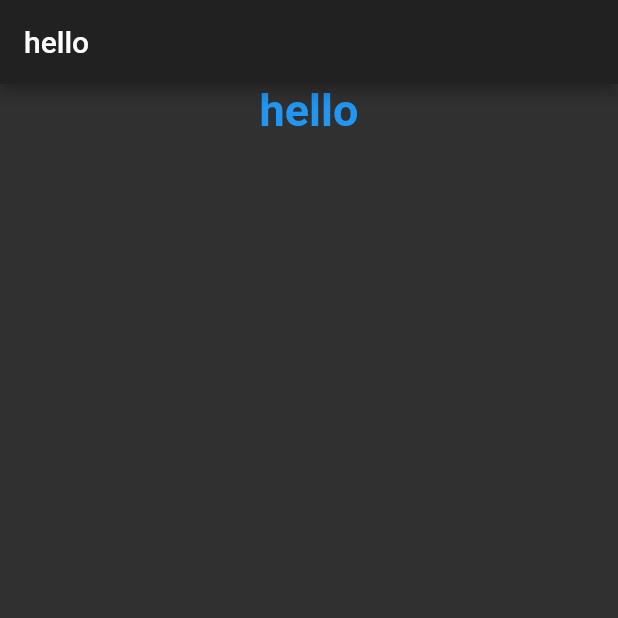
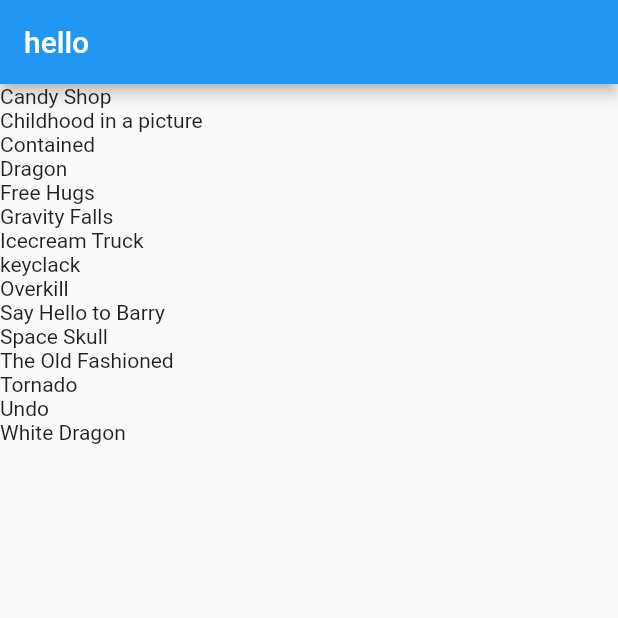
Before and after one commit to Amyuan23/flutter-demo, a Flutter app: the screen it shows after launch, on a phone screen of 412 x 824 dp, the top half of it. Run offline on Flutter 3.47's test engine with Material 2 defaults, Android fonts, the phone set to English and light mode, and no system bars.

Commit message:
列表view

```diff
--- a/demo/lib/main.dart
+++ b/demo/lib/main.dart
@@ -1,4 +1,5 @@
 import 'package:flutter/material.dart';
+import './model/post.dart';
 
 // 入口文件
 // void 不返回值
@@ -11,17 +12,25 @@ class MyApp extends StatelessWidget {
     return new MaterialApp(
         title: 'Welcome to Flutter',
         // Scaffold部分有页面顶部底部工具栏
-        home: new Scaffold(
-          appBar: new AppBar(
-            title: new Text(Strings.hello),
-          ),
-          body: new Column(
-            children: <Widget>[
-              Hello(),
-            ],
-          ),
-        ),
-        theme: ThemeData.dark());
+        home: Home(),
+        theme: ThemeData.light());
+  }
+}
+
+class Home extends StatelessWidget {
+  Widget _listItemBuilder(BuildContext context, int index) {
+    return Text(posts[index].title);
+  }
+
+  @override
+  Widget build(BuildContext context) {
+    return new Scaffold(
+      appBar: new AppBar(
+        title: new Text(Strings.hello),
+      ),
+      body: ListView.builder(
+          itemCount: posts.length, itemBuilder: _listItemBuilder),
+    );
   }
 }
 
--- /dev/null
+++ b/demo/lib/model/post.dart
@@ -0,0 +1,123 @@
+class Post {
+  Post({
+    this.title,
+    this.author,
+    this.imageUrl,
+    this.description,
+  });
+
+  final String title;
+  final String author;
+  final String imageUrl;
+  final String description;
+
+  bool selected = false;
+}
+
+final List<Post> posts = [
+  Post(
+    title: 'Candy Shop',
+    author: 'Mohamed Chahin',
+    description:
+        'Esse ut nulla velit reprehenderit veniam sint nostrud nulla exercitation ipsum. Officia deserunt aliquip aliquip excepteur eiusmod dolor. Elit amet ipsum labore sint occaecat dolore tempor officia irure voluptate ad. Veniam laboris deserunt aute excepteur sit deserunt dolor esse dolor velit sint nulla anim ut. Reprehenderit voluptate adipisicing culpa magna ea nulla ullamco consectetur. Cupidatat adipisicing consequat adipisicing sit consectetur dolor occaecat.',
+    imageUrl: 'https://resources.ninghao.org/images/candy-shop.jpg',
+  ),
+  Post(
+    title: 'Childhood in a picture',
+    author: 'Mohamed Chahin',
+    description:
+        'Esse ut nulla velit reprehenderit veniam sint nostrud nulla exercitation ipsum. Officia deserunt aliquip aliquip excepteur eiusmod dolor. Elit amet ipsum labore sint occaecat dolore tempor officia irure voluptate ad. Veniam laboris deserunt aute excepteur sit deserunt dolor esse dolor velit sint nulla anim ut. Reprehenderit voluptate adipisicing culpa magna ea nulla ullamco consectetur. Cupidatat adipisicing consequat adipisicing sit consectetur dolor occaecat.',
+    imageUrl: 'https://resources.ninghao.org/images/childhood-in-a-picture.jpg',
+  ),
+  Post(
+    title: 'Contained',
+    author: 'Mohamed Chahin',
+    description:
+        'Esse ut nulla velit reprehenderit veniam sint nostrud nulla exercitation ipsum. Officia deserunt aliquip aliquip excepteur eiusmod dolor. Elit amet ipsum labore sint occaecat dolore tempor officia irure voluptate ad. Veniam laboris deserunt aute excepteur sit deserunt dolor esse dolor velit sint nulla anim ut. Reprehenderit voluptate adipisicing culpa magna ea nulla ullamco consectetur. Cupidatat adipisicing consequat adipisicing sit consectetur dolor occaecat.',
+    imageUrl: 'https://resources.ninghao.org/images/contained.jpg',
+  ),
+  Post(
+    title: 'Dragon',
+    author: 'Mohamed Chahin',
+    description:
+        'Esse ut nulla velit reprehenderit veniam sint nostrud nulla exercitation ipsum. Officia deserunt aliquip aliquip excepteur eiusmod dolor. Elit amet ipsum labore sint occaecat dolore tempor officia irure voluptate ad. Veniam laboris deserunt aute excepteur sit deserunt dolor esse dolor velit sint nulla anim ut. Reprehenderit voluptate adipisicing culpa magna ea nulla ullamco consectetur. Cupidatat adipisicing consequat adipisicing sit consectetur dolor occaecat.',
+    imageUrl: 'https://resources.ninghao.org/images/dragon.jpg',
+  ),
+  Post(
+    title: 'Free Hugs',
+    author: 'Mohamed Chahin',
+    description:
+        'Esse ut nulla velit reprehenderit veniam sint nostrud nulla exercitation ipsum. Officia deserunt aliquip aliquip excepteur eiusmod dolor. Elit amet ipsum labore sint occaecat dolore tempor officia irure voluptate ad. Veniam laboris deserunt aute excepteur sit deserunt dolor esse dolor velit sint nulla anim ut. Reprehenderit voluptate adipisicing culpa magna ea nulla ullamco consectetur. Cupidatat adipisicing consequat adipisicing sit consectetur dolor occaecat.',
+    imageUrl: 'https://resources.ninghao.org/images/free_hugs.jpg',
+  ),
+  Post(
+    title: 'Gravity Falls',
+    author: 'Mohamed Chahin',
+    description:
+        'Esse ut nulla velit reprehenderit veniam sint nostrud nulla exercitation ipsum. Officia deserunt aliquip aliquip excepteur eiusmod dolor. Elit amet ipsum labore sint occaecat dolore tempor officia irure voluptate ad. Veniam laboris deserunt aute excepteur sit deserunt dolor esse dolor velit sint nulla anim ut. Reprehenderit voluptate adipisicing culpa magna ea nulla ullamco consectetur. Cupidatat adipisicing consequat adipisicing sit consectetur dolor occaecat.',
+    imageUrl: 'https://resources.ninghao.org/images/gravity-falls.png',
+  ),
+  Post(
+    title: 'Icecream Truck',
+    author: 'Mohamed Chahin',
+    description:
+        'Esse ut nulla velit reprehenderit veniam sint nostrud nulla exercitation ipsum. Officia deserunt aliquip aliquip excepteur eiusmod dolor. Elit amet ipsum labore sint occaecat dolore tempor officia irure voluptate ad. Veniam laboris deserunt aute excepteur sit deserunt dolor esse dolor velit sint nulla anim ut. Reprehenderit voluptate adipisicing culpa magna ea nulla ullamco consectetur. Cupidatat adipisicing consequat adipisicing sit consectetur dolor occaecat.',
+    imageUrl: 'https://resources.ninghao.org/images/icecreamtruck.png',
+  ),
+  Post(
+    title: 'keyclack',
+    author: 'Mohamed Chahin',
+    description:
+        'Esse ut nulla velit reprehenderit veniam sint nostrud nulla exercitation ipsum. Officia deserunt aliquip aliquip excepteur eiusmod dolor. Elit amet ipsum labore sint occaecat dolore tempor officia irure voluptate ad. Veniam laboris deserunt aute excepteur sit deserunt dolor esse dolor velit sint nulla anim ut. Reprehenderit voluptate adipisicing culpa magna ea nulla ullamco consectetur. Cupidatat adipisicing consequat adipisicing sit consectetur dolor occaecat.',
+    imageUrl: 'https://resources.ninghao.org/images/keyclack.jpg',
+  ),
+  Post(
+    title: 'Overkill',
+    author: 'Mohamed Chahin',
+    description:
+        'Esse ut nulla velit reprehenderit veniam sint nostrud nulla exercitation ipsum. Officia deserunt aliquip aliquip excepteur eiusmod dolor. Elit amet ipsum labore sint occaecat dolore tempor officia irure voluptate ad. Veniam laboris deserunt aute excepteur sit deserunt dolor esse dolor velit sint nulla anim ut. Reprehenderit voluptate adipisicing culpa magna ea nulla ullamco consectetur. Cupidatat adipisicing consequat adipisicing sit consectetur dolor occaecat.',
+    imageUrl: 'https://resources.ninghao.org/images/overkill.png',
+  ),
+  Post(
+    title: 'Say Hello to Barry',
+    author: 'Mohamed Chahin',
+    description:
+        'Esse ut nulla velit reprehenderit veniam sint nostrud nulla exercitation ipsum. Officia deserunt aliquip aliquip excepteur eiusmod dolor. Elit amet ipsum labore sint occaecat dolore tempor officia irure voluptate ad. Veniam laboris deserunt aute excepteur sit deserunt dolor esse dolor velit sint nulla anim ut. Reprehenderit voluptate adipisicing culpa magna ea nulla ullamco consectetur. Cupidatat adipisicing consequat adipisicing sit consectetur dolor occaecat.',
+    imageUrl: 'https://resources.ninghao.org/images/say-hello-to-barry.jpg',
+  ),
+  Post(
+    title: 'Space Skull',
+    author: 'Mohamed Chahin',
+    description:
+        'Esse ut nulla velit reprehenderit veniam sint nostrud nulla exercitation ipsum. Officia deserunt aliquip aliquip excepteur eiusmod dolor. Elit amet ipsum labore sint occaecat dolore tempor officia irure voluptate ad. Veniam laboris deserunt aute excepteur sit deserunt dolor esse dolor velit sint nulla anim ut. Reprehenderit voluptate adipisicing culpa magna ea nulla ullamco consectetur. Cupidatat adipisicing consequat adipisicing sit consectetur dolor occaecat.',
+    imageUrl: 'https://resources.ninghao.org/images/space-skull.jpg',
+  ),
+  Post(
+    title: 'The Old Fashioned',
+    author: 'Mohamed Chahin',
+    description:
+        'Esse ut nulla velit reprehenderit veniam sint nostrud nulla exercitation ipsum. Officia deserunt aliquip aliquip excepteur eiusmod dolor. Elit amet ipsum labore sint occaecat dolore tempor officia irure voluptate ad. Veniam laboris deserunt aute excepteur sit deserunt dolor esse dolor velit sint nulla anim ut. Reprehenderit voluptate adipisicing culpa magna ea nulla ullamco consectetur. Cupidatat adipisicing consequat adipisicing sit consectetur dolor occaecat.',
+    imageUrl: 'https://resources.ninghao.org/images/the-old-fashioned.png',
+  ),
+  Post(
+    title: 'Tornado',
+    author: 'Mohamed Chahin',
+    description:
+        'Esse ut nulla velit reprehenderit veniam sint nostrud nulla exercitation ipsum. Officia deserunt aliquip aliquip excepteur eiusmod dolor. Elit amet ipsum labore sint occaecat dolore tempor officia irure voluptate ad. Veniam laboris deserunt aute excepteur sit deserunt dolor esse dolor velit sint nulla anim ut. Reprehenderit voluptate adipisicing culpa magna ea nulla ullamco consectetur. Cupidatat adipisicing consequat adipisicing sit consectetur dolor occaecat.',
+    imageUrl: 'https://resources.ninghao.org/images/tornado.jpg',
+  ),
+  Post(
+    title: 'Undo',
+    author: 'Mohamed Chahin',
+    description:
+        'Esse ut nulla velit reprehenderit veniam sint nostrud nulla exercitation ipsum. Officia deserunt aliquip aliquip excepteur eiusmod dolor. Elit amet ipsum labore sint occaecat dolore tempor officia irure voluptate ad. Veniam laboris deserunt aute excepteur sit deserunt dolor esse dolor velit sint nulla anim ut. Reprehenderit voluptate adipisicing culpa magna ea nulla ullamco consectetur. Cupidatat adipisicing consequat adipisicing sit consectetur dolor occaecat.',
+    imageUrl: 'https://resources.ninghao.org/images/undo.jpg',
+  ),
+  Post(
+    title: 'White Dragon',
+    author: 'Mohamed Chahin',
+    description:
+        'Esse ut nulla velit reprehenderit veniam sint nostrud nulla exercitation ipsum. Officia deserunt aliquip aliquip excepteur eiusmod dolor. Elit amet ipsum labore sint occaecat dolore tempor officia irure voluptate ad. Veniam laboris deserunt aute excepteur sit deserunt dolor esse dolor velit sint nulla anim ut. Reprehenderit voluptate adipisicing culpa magna ea nulla ullamco consectetur. Cupidatat adipisicing consequat adipisicing sit consectetur dolor occaecat.',
+    imageUrl: 'https://resources.ninghao.org/images/white-dragon.jpg',
+  )
+];
```
